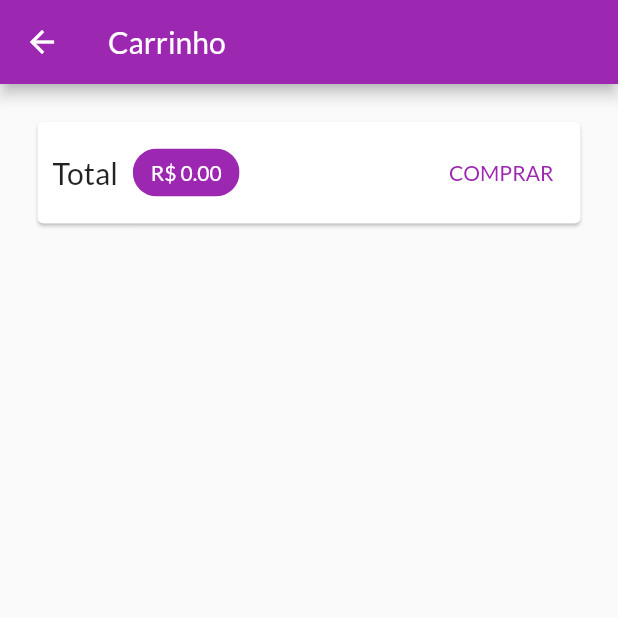
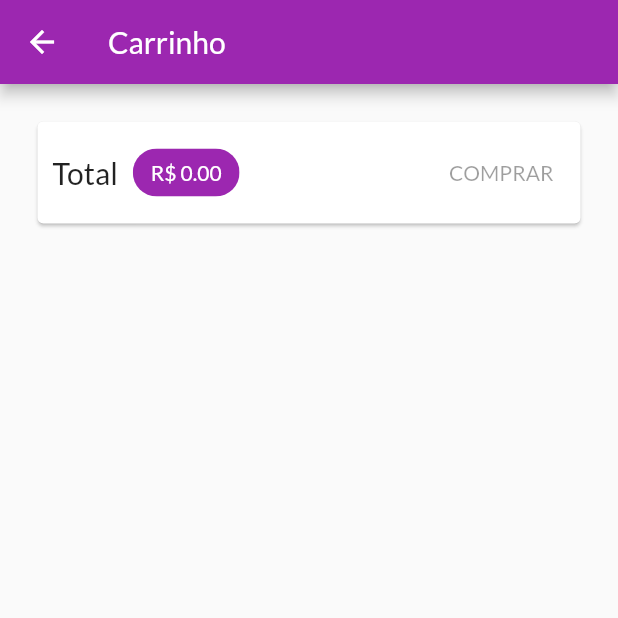
Before and after one commit to ramonmpacheco/bottini, a Flutter app: the CartScreen screen opened by its route, on a phone screen of 412 x 824 dp, the top half of it. Run offline on Flutter 3.47's test engine with Material 2 defaults, Android fonts, the light colour scheme and no system bars; network calls fail.

Commit message:
add: save order via rest

```diff
--- a/lib/env.dart
+++ b/lib/env.dart
@@ -1,3 +1,4 @@
 class AppRoutes {
   static const PRODUCT_BASE_URL = 'https://minha_url/products';
+  static const ORDERS_BASE_URL = 'https://minha_url/orders';
 }
--- a/lib/views/cart_screen.dart
+++ b/lib/views/cart_screen.dart
@@ -39,15 +39,7 @@ class CartScreen extends StatelessWidget {
                     backgroundColor: Theme.of(context).primaryColor,
                   ),
                   Spacer(),
-                  TextButton(
-                    onPressed: () {
-                      Provider.of<Orders>(context, listen: false)
-                          .addOrder(cart);
-
-                      cart.clear();
-                    },
-                    child: Text('COMPRAR'),
-                  )
+                  OrderButton(cart: cart)
                 ],
               ),
             ),
@@ -64,3 +56,40 @@ class CartScreen extends StatelessWidget {
     );
   }
 }
+
+class OrderButton extends StatefulWidget {
+  const OrderButton({
+    Key key,
+    @required this.cart,
+  }) : super(key: key);
+
+  final Cart cart;
+
+  @override
+  _OrderButtonState createState() => _OrderButtonState();
+}
+
+class _OrderButtonState extends State<OrderButton> {
+  bool _isLoading = false;
+  @override
+  Widget build(BuildContext context) {
+    return TextButton(
+      onPressed: widget.cart.totalAmount == 0
+          ? null
+          : () async {
+              setState(() {
+                _isLoading = true;
+              });
+
+              await Provider.of<Orders>(context, listen: false)
+                  .addOrder(widget.cart);
+
+              setState(() {
+                _isLoading = false;
+              });
+              widget.cart.clear();
+            },
+      child: _isLoading ? CircularProgressIndicator() : Text('COMPRAR'),
+    );
+  }
+}
```
Also changed, not shown: lib/providers/orders.dart (+25 -3 lines).
